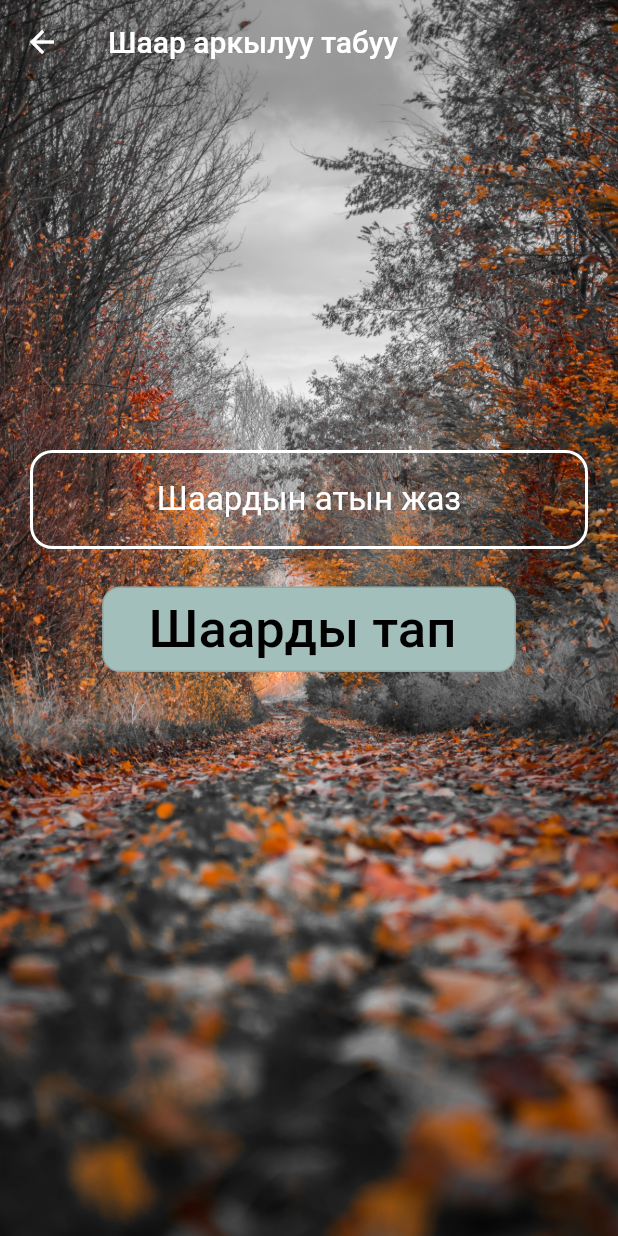
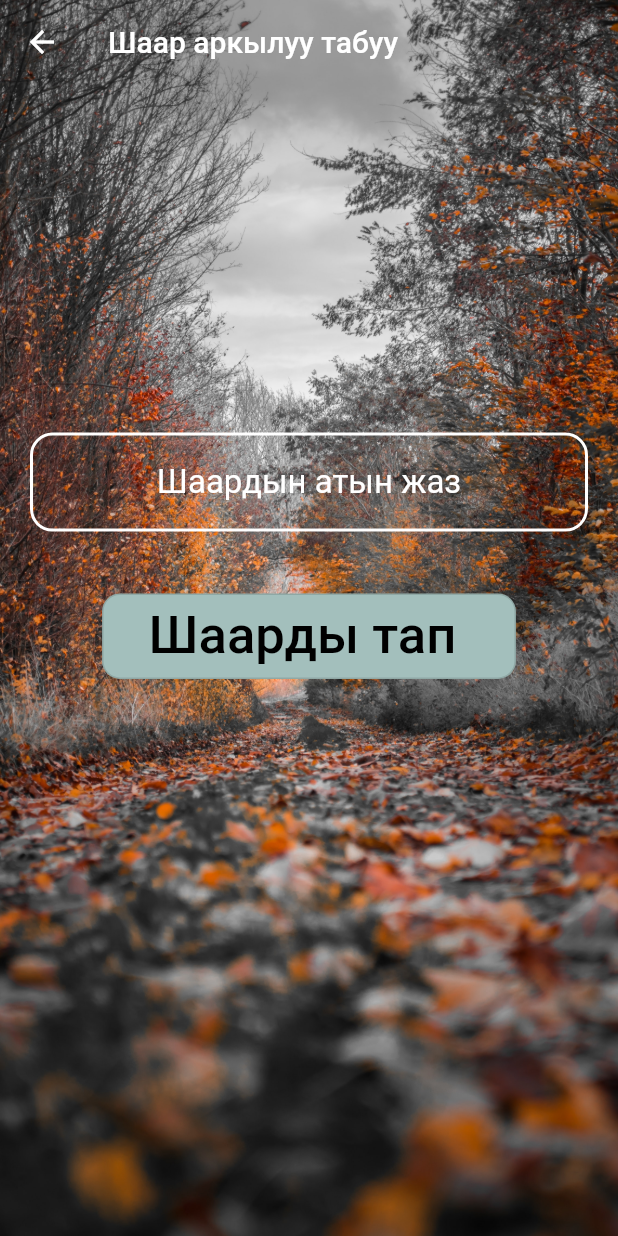
Before and after one commit to JanibekJali/Kurs-6---Weather-app, a Flutter app: the screen it shows after launch, after a tap on the "location city" icon, on a phone screen of 412 x 824 dp. Run offline on Flutter 3.47's test engine with Material 2 defaults, Android fonts, the phone set to English and light mode, and no system bars; our stand-ins replace geolocator; network calls fail.

Commit message:
Weather fully done

```diff
--- a/lib/city_page.dart
+++ b/lib/city_page.dart
@@ -7,6 +7,7 @@ class CityPage extends StatelessWidget {
   TextEditingController _textEditingController = TextEditingController();
   @override
   Widget build(BuildContext context) {
+    final double screenSize = MediaQuery.of(context).size.height;
     return Scaffold(
       extendBodyBehindAppBar: true,
       // backgroundColor: ,
@@ -28,8 +29,8 @@ class CityPage extends StatelessWidget {
           child: Column(
             crossAxisAlignment: CrossAxisAlignment.center,
             children: [
-              const SizedBox(
-                height: 300,
+              SizedBox(
+                height: screenSize * 0.35,
               ),
               TextField(
                 controller: _textEditingController,
@@ -51,8 +52,8 @@ class CityPage extends StatelessWidget {
                   hintStyle: TextStyle(color: Colors.white),
                 ),
               ),
-              const SizedBox(
-                height: 25.0,
+              SizedBox(
+                height: screenSize * 0.05,
               ),
               OutlinedButton(
                 onPressed: () {
--- a/lib/constants.dart
+++ b/lib/constants.dart
@@ -1,3 +1,4 @@
 const ApiKey = 'c3aa0301d9353c81b3f8e8254ca12e23';
+const baseUrl = 'https://api.openweathermap.org/data/2.5/weather';
 // {'Soz': 1234,
 // 'Kalpak' : 'bashka kiyuuchu kalpak'}
--- a/lib/main.dart
+++ b/lib/main.dart
@@ -16,7 +16,7 @@ class MyApp extends StatelessWidget {
       theme: ThemeData(
         primarySwatch: Colors.blue,
       ),
-      home: const WeatherPage(),
+      home: WeatherPage(),
     );
   }
 }
--- a/lib/utils/weather_utils.dart
+++ b/lib/utils/weather_utils.dart
@@ -3,7 +3,7 @@ class WeatherUtils {
     return (kelvin - 273.15).round().toString();
   }
 
-  static String getWeatherIcon(int kelvin) {
+  static String getWeatherIcon(double kelvin) {
     if (kelvin < 300) {
       return '☁';
     } else if (kelvin < 400) {
--- a/lib/weather_page.dart
+++ b/lib/weather_page.dart
@@ -3,6 +3,7 @@ import 'dart:developer';
 import 'package:http/http.dart' as http;
 import 'package:flutter/material.dart';
 import 'package:geolocator/geolocator.dart';
+import 'package:weather_application/constants.dart';
 import 'package:weather_application/utils/weather_utils.dart';
 
 import 'city_page.dart';
@@ -69,7 +70,7 @@ class _WeatherPageState extends State<WeatherPage> {
         _isLoading = true;
       });
       Uri uri = Uri.parse(
-          'https://api.openweathermap.org/data/2.5/weather?lat=${position.latitude}&lon=${position.longitude}&appid=c3aa0301d9353c81b3f8e8254ca12e23');
+          '$baseUrl?lat=${position.latitude}&lon=${position.longitude}&appid=c3aa0301d9353c81b3f8e8254ca12e23');
       final response = await client.get(uri);
 
       if (response.statusCode == 200 || response.statusCode == 201) {
@@ -81,7 +82,7 @@ class _WeatherPageState extends State<WeatherPage> {
         _cityName = _data['name'];
         _celcius = WeatherUtils.kelvinToCelcius(kelvin).toString();
         _description = WeatherUtils.getDescription(int.parse(_celcius));
-        _icons = WeatherUtils.getWeatherIcon(kelvin.toInt());
+        _icons = WeatherUtils.getWeatherIcon(kelvin);
         setState(() {
           _isLoading = false;
         });
@@ -102,13 +103,12 @@ class _WeatherPageState extends State<WeatherPage> {
     try {
       final client = http.Client();
 
-      final url =
-          'https://api.openweathermap.org/data/2.5/weather?q=$typedCityName&appid=c3aa0301d9353c81b3f8e8254ca12e23 ';
-      Uri uri = Uri.parse(url);
+      Uri uri = Uri.parse('$baseUrl?q=$typedCityName&appid=$ApiKey');
       final response = await client.get(uri);
       if (response.statusCode == 200 || response.statusCode == 201) {
         final body = response.body;
         log('body ===> $body');
+        // Worked untill this
         final _data = jsonDecode(body) as Map<String, dynamic>;
         final kelvin = _data['main']['temp'] as num;
         _cityName = _data['name'];
@@ -135,9 +135,12 @@ class _WeatherPageState extends State<WeatherPage> {
       appBar: AppBar(
         elevation: 0.0,
         backgroundColor: Colors.transparent,
-        leading: const Icon(
-          Icons.navigation,
-          size: 60.0,
+        leading: IconButton(
+          onPressed: null,
+          icon: const Icon(
+            Icons.navigation,
+            size: 60.0,
+          ),
         ),
         actions: [
           Padding(
@@ -153,7 +156,7 @@ class _WeatherPageState extends State<WeatherPage> {
                 );
 
                 log('typedCity -===> $_typedCity');
-                await _getWeatherByCityName(_typedCity.toString());
+                await _getWeatherByCityName(_typedCity).toString();
               },
               icon: const Icon(
                 Icons.location_city,
@@ -200,7 +203,7 @@ class _WeatherPageState extends State<WeatherPage> {
                       ),
                     ),
                     SizedBox(
-                      height: 25.0,
+                      height: MediaQuery.of(context).size.height * 0.01,
                     ),
                     Text(
                       _description,
```
